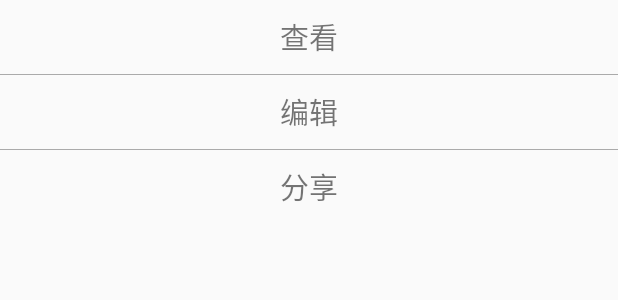
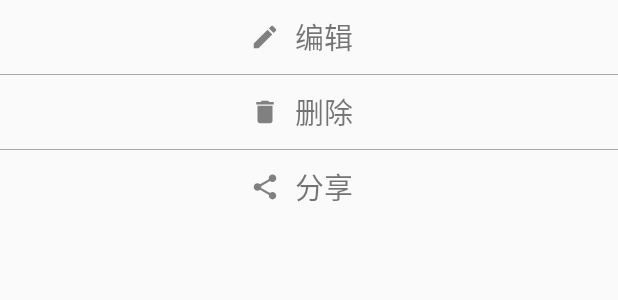
Before and after one commit to zhongxuqi/scratch-paper, an Android app: the layout include_saved_paper_action.xml on its own in the app's theme, with its tools: preview values and no code run, on a phone screen of 412 x 824 dp. Shown: the top 300 px of the screen. Run offline under Robolectric (Android 15) with nearby library versions, the phone set to English and light mode, and no system bars.

Commit message:
update paper browser activity

```diff
--- a/android-app/app/src/main/kotlin/com/musketeer/scratchpaper/adapter/MainViewHolder.kt
+++ b/android-app/app/src/main/kotlin/com/musketeer/scratchpaper/adapter/MainViewHolder.kt
@@ -62,7 +62,7 @@ class MainViewHolder constructor(itemView: View?, adapter: MainAdapter): Recycle
     fun bindData(timeOfDay: Long, fileList: List<String>, isTop: Boolean, isBottom: Boolean) {
         val calendar = Calendar.getInstance(TimeZone.getTimeZone("GMT+8"))
         calendar.timeInMillis = timeOfDay
-        mTimeLineText.setText("${calendar.get(Calendar.YEAR)}年${calendar.get(Calendar.MONTH)}月${calendar.get(Calendar.DAY_OF_MONTH)}日")
+        mTimeLineText.setText("${calendar.get(Calendar.YEAR)}年${calendar.get(Calendar.MONTH)+1}月${calendar.get(Calendar.DAY_OF_MONTH)}日")
         mPaperContainer.removeAllViews()
         timeLineTop.visibility = if (isTop) View.INVISIBLE else View.VISIBLE
         timeLineBottom.visibility = if (isBottom) View.INVISIBLE else View.VISIBLE
--- a/android-app/app/src/main/res/drawable/border_thumbnail.xml
+++ b/android-app/app/src/main/res/drawable/border_thumbnail.xml
@@ -1,5 +1,5 @@
 <?xml version="1.0" encoding="utf-8"?>
 <selector xmlns:android="http://schemas.android.com/apk/res/android">
     <item android:state_pressed="true" android:drawable="@color/app_theme_color"/>
-    <item android:drawable="@color/black"/>
+    <item android:drawable="@color/white"/>
 </selector>
--- /dev/null
+++ b/android-app/app/src/main/res/drawable/ic_delete_black_24dp.xml
@@ -0,0 +1,9 @@
+<vector xmlns:android="http://schemas.android.com/apk/res/android"
+        android:width="24dp"
+        android:height="24dp"
+        android:viewportWidth="24.0"
+        android:viewportHeight="24.0">
+    <path
+        android:fillColor="#FF000000"
+        android:pathData="M6,19c0,1.1 0.9,2 2,2h8c1.1,0 2,-0.9 2,-2V7H6v12zM19,4h-3.5l-1,-1h-5l-1,1H5v2h14V4z"/>
+</vector>
--- /dev/null
+++ b/android-app/app/src/main/res/drawable/ic_edit_black_24dp.xml
@@ -0,0 +1,9 @@
+<vector xmlns:android="http://schemas.android.com/apk/res/android"
+        android:width="24dp"
+        android:height="24dp"
+        android:viewportWidth="24.0"
+        android:viewportHeight="24.0">
+    <path
+        android:fillColor="#FF000000"
+        android:pathData="M3,17.25V21h3.75L17.81,9.94l-3.75,-3.75L3,17.25zM20.71,7.04c0.39,-0.39 0.39,-1.02 0,-1.41l-2.34,-2.34c-0.39,-0.39 -1.02,-0.39 -1.41,0l-1.83,1.83 3.75,3.75 1.83,-1.83z"/>
+</vector>
--- /dev/null
+++ b/android-app/app/src/main/res/drawable/ic_share_black_24dp.xml
@@ -0,0 +1,9 @@
+<vector xmlns:android="http://schemas.android.com/apk/res/android"
+        android:width="24dp"
+        android:height="24dp"
+        android:viewportWidth="24.0"
+        android:viewportHeight="24.0">
+    <path
+        android:fillColor="#FF000000"
+        android:pathData="M18,16.08c-0.76,0 -1.44,0.3 -1.96,0.77L8.91,12.7c0.05,-0.23 0.09,-0.46 0.09,-0.7s-0.04,-0.47 -0.09,-0.7l7.05,-4.11c0.54,0.5 1.25,0.81 2.04,0.81 1.66,0 3,-1.34 3,-3s-1.34,-3 -3,-3 -3,1.34 -3,3c0,0.24 0.04,0.47 0.09,0.7L8.04,9.81C7.5,9.31 6.79,9 6,9c-1.66,0 -3,1.34 -3,3s1.34,3 3,3c0.79,0 1.5,-0.31 2.04,-0.81l7.12,4.16c-0.05,0.21 -0.08,0.43 -0.08,0.65 0,1.61 1.31,2.92 2.92,2.92 1.61,0 2.92,-1.31 2.92,-2.92s-1.31,-2.92 -2.92,-2.92z"/>
+</vector>
--- a/android-app/app/src/main/res/layout/include_saved_paper_action.xml
+++ b/android-app/app/src/main/res/layout/include_saved_paper_action.xml
@@ -1,50 +1,86 @@
 <?xml version="1.0" encoding="utf-8"?>
 <LinearLayout xmlns:android="http://schemas.android.com/apk/res/android"
-    android:layout_width="match_parent"
-    android:layout_height="match_parent"
+    android:layout_width="wrap_content"
+    android:layout_height="wrap_content"
     android:background="@color/transparent"
-    android:orientation="vertical" >
-    <TextView
-        android:id="@+id/look"
+    android:orientation="vertical"
+    android:gravity="center">
+    <LinearLayout
+        android:id="@+id/edit"
         android:layout_width="match_parent"
         android:layout_height="wrap_content"
-        android:text="@string/look_content"
-        android:textSize="@dimen/subtitle_size"
-        android:padding="10dp"
+        android:orientation="horizontal"
         android:gravity="center"
-        android:clickable="true"
-        android:background="@drawable/background_recyclerview_item"/>
+        android:background="@drawable/background_recyclerview_item">
+        <ImageView
+            android:layout_height="20dp"
+            android:layout_width="20dp"
+            android:src="@drawable/ic_edit_black_24dp"
+            android:adjustViewBounds="true"
+            android:tint="@color/gray"/>
+
+        <TextView
+            android:layout_width="wrap_content"
+            android:layout_height="wrap_content"
+            android:text="@string/edit_content"
+            android:textSize="@dimen/subtitle_size"
+            android:padding="10dp"
+            android:gravity="center"/>
+    </LinearLayout>
 
     <View
         android:layout_width="match_parent"
         android:layout_height="0.5dp"
         android:background="@android:color/darker_gray"/>
 
-    <TextView
-        android:id="@+id/edit"
+    <LinearLayout
+        android:id="@+id/delete"
         android:layout_width="match_parent"
         android:layout_height="wrap_content"
-        android:text="@string/edit_content"
-        android:textSize="@dimen/subtitle_size"
-        android:padding="10dp"
+        android:orientation="horizontal"
         android:gravity="center"
-        android:clickable="true"
-        android:background="@drawable/background_recyclerview_item"/>
+        android:background="@drawable/background_recyclerview_item">
+        <ImageView
+            android:layout_height="20dp"
+            android:layout_width="20dp"
+            android:src="@drawable/ic_delete_black_24dp"
+            android:adjustViewBounds="true"
+            android:tint="@color/gray"/>
+
+        <TextView
+            android:layout_width="wrap_content"
+            android:layout_height="wrap_content"
+            android:text="@string/delete"
+            android:textSize="@dimen/subtitle_size"
+            android:padding="10dp"
+            android:gravity="center"/>
+    </LinearLayout>
 
     <View
         android:layout_width="match_parent"
         android:layout_height="0.5dp"
         android:background="@android:color/darker_gray"/>
 
-    <TextView
+    <LinearLayout
         android:id="@+id/share"
         android:layout_width="match_parent"
         android:layout_height="wrap_content"
-        android:text="@string/share"
-        android:textSize="@dimen/subtitle_size"
-        android:padding="10dp"
+        android:orientation="horizontal"
         android:gravity="center"
-        android:clickable="true"
-        android:background="@drawable/background_recyclerview_item"/>
+        android:background="@drawable/background_recyclerview_item">
+        <ImageView
+            android:layout_height="20dp"
+            android:layout_width="20dp"
+            android:src="@drawable/ic_share_black_24dp"
+            android:adjustViewBounds="true"
+            android:tint="@color/gray"/>
 
+        <TextView
+            android:layout_width="wrap_content"
+            android:layout_height="wrap_content"
+            android:text="@string/share"
+            android:textSize="@dimen/subtitle_size"
+            android:padding="10dp"
+            android:gravity="center"/>
+    </LinearLayout>
 </LinearLayout>
--- a/android-app/app/src/main/res/values/colors.xml
+++ b/android-app/app/src/main/res/values/colors.xml
@@ -1,7 +1,7 @@
 <?xml version="1.0" encoding="utf-8"?>
 <resources>
     <color name="gray">#808080</color>
-    <color name="black">#ffffff</color>
+    <color name="black">#000000</color>
 
     <color name="deepskyblue">#00BFFF</color>
     <color name="blue">#07C</color>
```
Also changed, not shown: android-app/app/src/main/kotlin/com/musketeer/scratchpaper/activity/BrowsePaperActivity.kt (+30 -36 lines), android-app/app/src/main/kotlin/com/musketeer/scratchpaper/adapter/PaperBrowserAdapter.kt (added, +74 -0 lines), android-app/app/src/main/kotlin/com/musketeer/scratchpaper/fragment/MainFragment.kt (+30 -29 lines), android-app/app/src/main/kotlin/com/musketeer/scratchpaper/paperfile/PaperFileUtils.kt (+21 -0 lines), android-app/app/src/main/res/layout/activity_browse_paper.xml (+13 -4 lines), android-app/app/src/main/res/layout/item_paper_browser.xml (added, +11 -0 lines).
